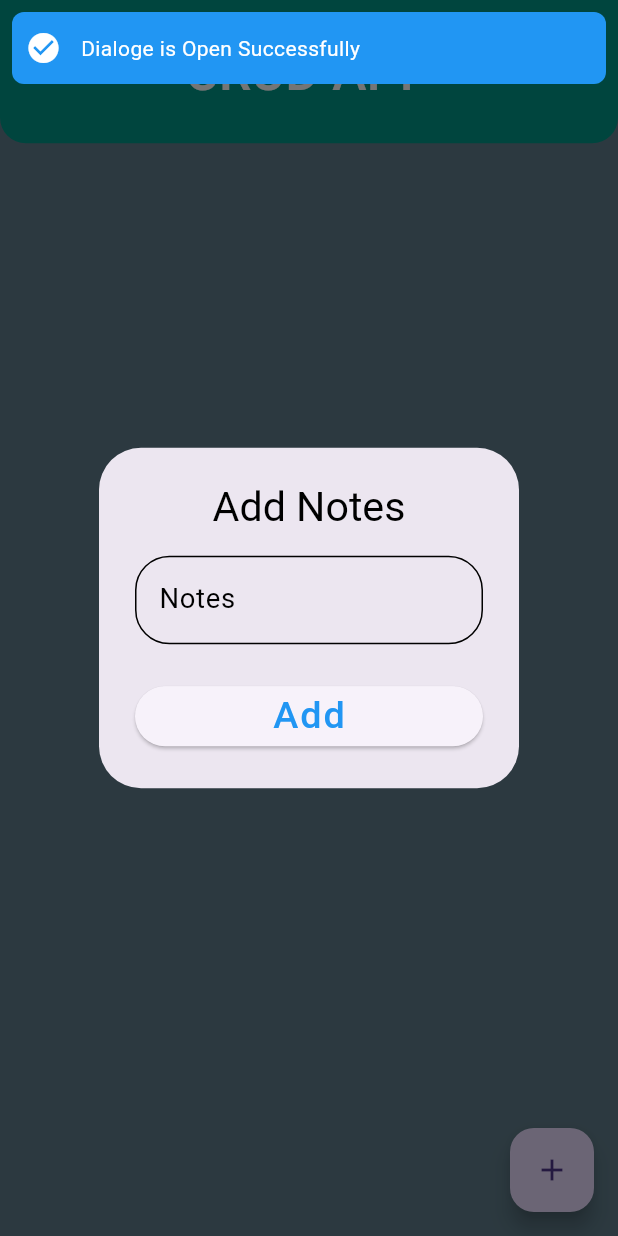
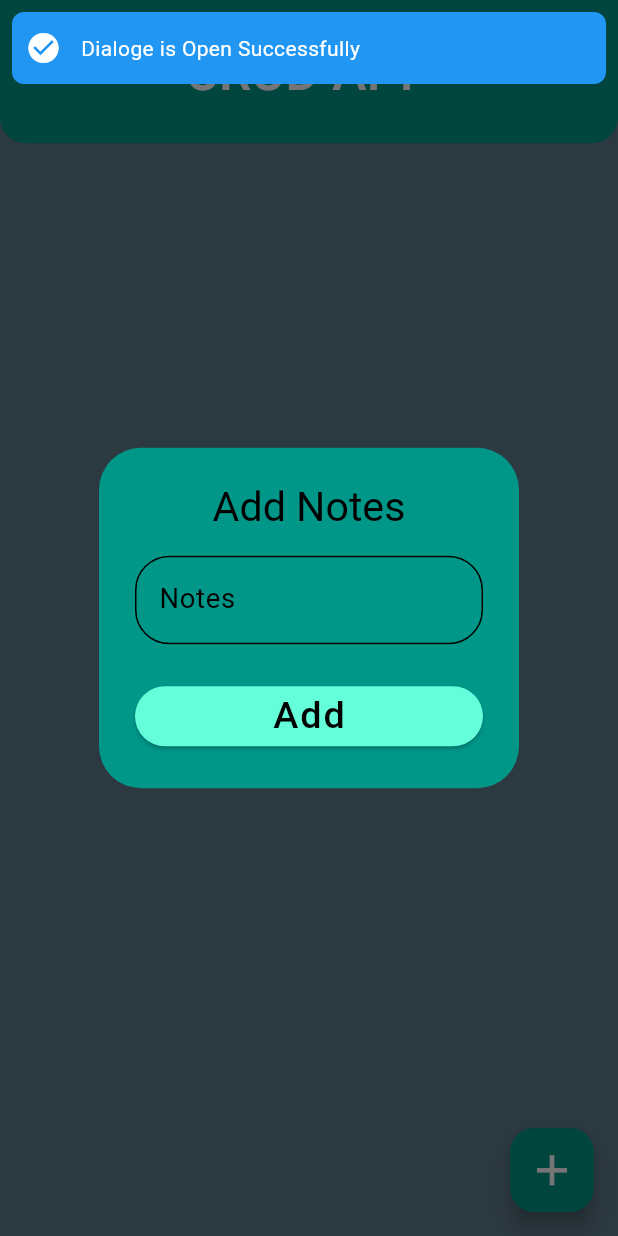
Before and after one commit to Gulshid/CRUD_OPERATION, a Flutter app: the HomeView screen opened directly, after a tap on the "add" icon, on a phone screen of 412 x 824 dp. Run offline on Flutter 3.47's test engine with Material 3 defaults, Android fonts, the light colour scheme and no system bars; drawn by our look-alikes of another_flushbar; our stand-ins replace cloud_firestore, firebase_auth, firebase_core, firebase_storage, flutter_screenutil, flutter_spinkit and 2 more; accounts and stored records are empty; network calls fail; Roboto replaces fonts that are missing (Abel).

Commit message:
Some Chnages in UI of Crud App

```diff
--- a/crud_operation/lib/View_Model/crud_provider.dart
+++ b/crud_operation/lib/View_Model/crud_provider.dart
@@ -28,6 +28,7 @@ class CrudProvider with ChangeNotifier {
       context: context,
       builder: (context) {
         return AlertDialog(
+          backgroundColor: Colors.teal,
           title: Center(
             child: Text(
               'Add Notes',
@@ -44,7 +45,7 @@ class CrudProvider with ChangeNotifier {
               ),
               hintText: 'Add Notes',
               hintStyle: GoogleFonts.aBeeZee(
-                color: Colors.grey,
+                color: Colors.white,
                 fontSize: 20.sp,
               ),
               enabledBorder: OutlineInputBorder(
@@ -59,6 +60,9 @@ class CrudProvider with ChangeNotifier {
 
           actions: [
             ElevatedButton(
+              style: ElevatedButton.styleFrom(
+                backgroundColor: Colors.tealAccent
+              ),
               onPressed: () async {
                 if (docid == null) {
                   createNote(textController.text, context);
@@ -77,7 +81,7 @@ class CrudProvider with ChangeNotifier {
                 child: Text(docid==null?
                   'Add':'Update',
                   style: GoogleFonts.aBeeZee(
-                    color: Colors.blue,
+                    color: Colors.black,
                     fontSize: 22.sp,
                   ),
                 ),
--- a/crud_operation/lib/view_/home_view.dart
+++ b/crud_operation/lib/view_/home_view.dart
@@ -117,6 +117,7 @@ class _HomeViewState extends State<HomeView> {
 
 
       floatingActionButton: FloatingActionButton(
+        backgroundColor: Colors.teal,
         onPressed: () {
           crud_provider.openDialoge(context);
       Flushbar(
@@ -130,7 +131,7 @@ class _HomeViewState extends State<HomeView> {
     ).show(context);
 
         },
-        child: Icon(Icons.add),
+        child: Icon(Icons.add, color: Colors.white,size: 30.sp,),
       ),
     );
   }
```
